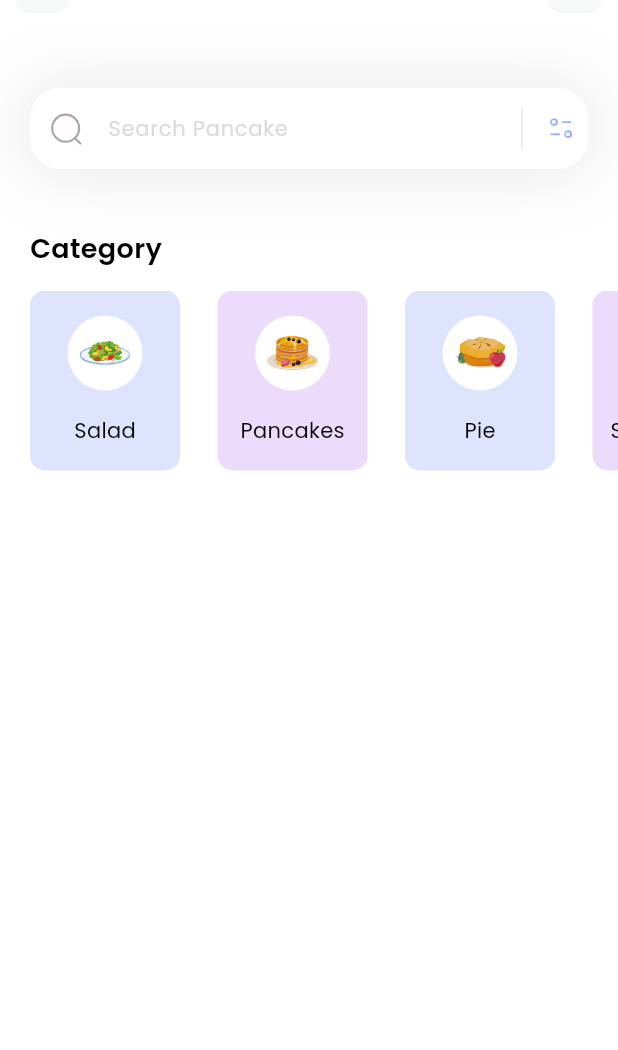
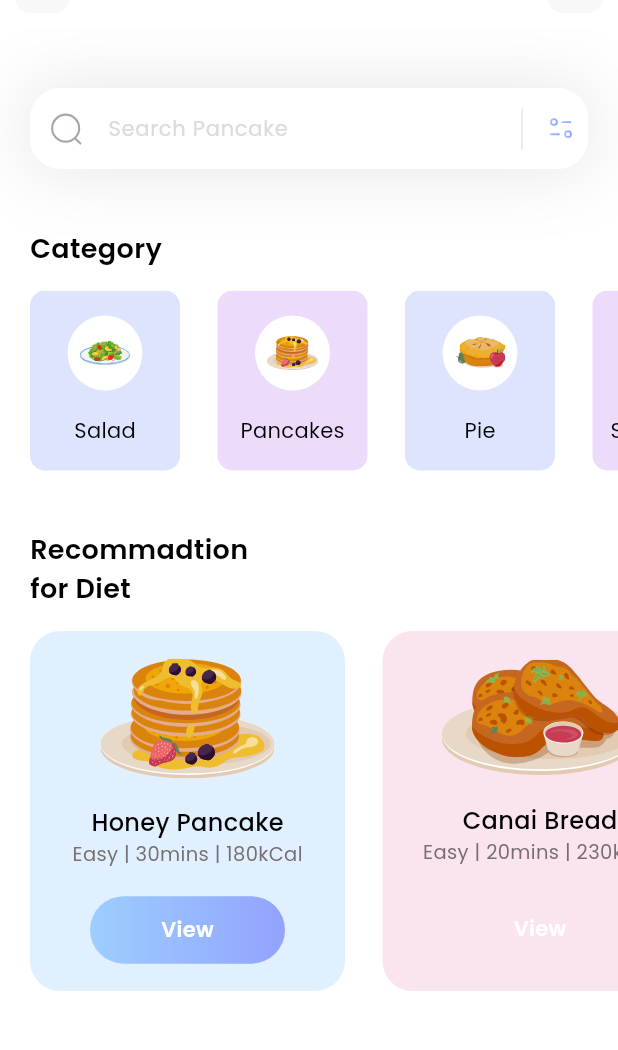
Before and after one commit to IrfanAlvi01/breakfast_flutter_app, a Flutter app: the screen it shows after launch, on a phone screen of 412 x 824 dp, the part 56-1106 px from its top. Run offline on Flutter 3.47's test engine with Material 3 defaults, Android fonts, the light colour scheme and no system bars; our stand-ins replace flutter_svg.

Commit message:
Created Diet section of the app

```diff
--- /dev/null
+++ b/lib/models/diet_model.dart
@@ -0,0 +1,51 @@
+import 'package:flutter/material.dart';
+
+class DietModel {
+  String name;
+  String iconPath;
+  String level;
+  String duration;
+  String calorie;
+  Color boxColor;
+  bool viewIsSelected;
+
+  DietModel({
+    required this.name,
+    required this.iconPath,
+    required this.level,
+    required this.duration,
+    required this.calorie,
+    required this.boxColor,
+    required this.viewIsSelected
+  });
+
+  static List < DietModel > getDiets() {
+    List < DietModel > diets = [];
+
+    diets.add(
+      DietModel(
+       name: 'Honey Pancake',
+       iconPath: 'assets/icons/honey-pancakes.svg',
+       level: 'Easy',
+       duration: '30mins',
+       calorie: '180kCal',
+       viewIsSelected: true,
+       boxColor: Color(0xff9DCEFF)
+      )
+    );
+
+    diets.add(
+      DietModel(
+       name: 'Canai Bread',
+       iconPath: 'assets/icons/canai-bread.svg',
+       level: 'Easy',
+       duration: '20mins',
+       calorie: '230kCal',
+       viewIsSelected: false,
+       boxColor: Color(0xffEEA4CE)
+      )
+    );
+
+    return diets;
+  }
+}
--- /dev/null
+++ b/lib/models/popular_model.dart
@@ -0,0 +1,45 @@
+class PopularDietsModel {
+  String name;
+  String iconPath;
+  String level;
+  String duration;
+  String calorie;
+  bool boxIsSelected;
+
+  PopularDietsModel({
+    required this.name,
+    required this.iconPath,
+    required this.level,
+    required this.duration,
+    required this.calorie,
+    required this.boxIsSelected
+  });
+
+  static List < PopularDietsModel > getPopularDiets() {
+    List < PopularDietsModel > popularDiets = [];
+
+    popularDiets.add(
+      PopularDietsModel(
+       name: 'Blueberry Pancake',
+       iconPath: 'assets/icons/blueberry-pancake.svg',
+       level: 'Medium',
+       duration: '30mins',
+       calorie: '230kCal',
+       boxIsSelected: true,
+      )
+    );
+
+    popularDiets.add(
+      PopularDietsModel(
+       name: 'Salmon Nigiri',
+       iconPath: 'assets/icons/salmon-nigiri.svg',
+       level: 'Easy',
+       duration: '20mins',
+       calorie: '120kCal',
+       boxIsSelected: false,
+      )
+    );
+
+    return popularDiets;
+  }
+}
--- a/lib/pages/home.dart
+++ b/lib/pages/home.dart
@@ -1,4 +1,5 @@
 import "package:breakfast_flutter_app/models/category_model.dart";
+import "package:breakfast_flutter_app/models/diet_model.dart";
 import "package:flutter/material.dart";
 import "package:flutter_svg/flutter_svg.dart";
 
@@ -11,14 +12,16 @@ class HomePage extends StatefulWidget {
 
 class _HomePageState extends State<HomePage> {
   List<CategoryModel> categories = [];
+  List<DietModel> diets = [];
 
-  void _getCategories() {
+  void _getInitialInfo() {
     categories = CategoryModel.getCategories();
+    diets = DietModel.getDiets();
   }
 
   @override
   Widget build(BuildContext context) {
-    _getCategories();
+    _getInitialInfo();
     return Scaffold(
       appBar: appBar(),
       backgroundColor: Colors.white,
@@ -29,7 +32,101 @@ class _HomePageState extends State<HomePage> {
           const SizedBox(
             height: 40,
           ),
-          _categoriesSection()
+          _categoriesSection(),
+          const SizedBox(
+            height: 40,
+          ),
+          Column(
+            crossAxisAlignment: CrossAxisAlignment.start,
+            children: [
+              Padding(
+                padding: const EdgeInsets.only(left: 20),
+                child: Text(
+                  "Recommadtion\nfor Diet",
+                  style: TextStyle(
+                    color: Colors.black,
+                    fontSize: 18,
+                    fontWeight: FontWeight.w600,
+                  ),
+                ),
+              ),
+              SizedBox(
+                height: 15,
+              ),
+              Container(
+                height: 240,
+                child: ListView.separated(
+                  itemBuilder: (context, index) {
+                    return Container(
+                      width: 210,
+                      decoration: BoxDecoration(
+                        color: diets[index].boxColor.withOpacity(0.3),
+                        borderRadius: BorderRadius.circular(20),
+                      ),
+                      child: Column(
+                          mainAxisAlignment: MainAxisAlignment.spaceEvenly,
+                          children: [
+                            SvgPicture.asset(diets[index].iconPath),
+                            Column(
+                              children: [
+                                Text(
+                                  diets[index].name,
+                                  style: TextStyle(
+                                    fontWeight: FontWeight.w500,
+                                    color: Colors.black,
+                                    fontSize: 16,
+                                  ),
+                                ),
+                                Text(
+                                  diets[index].level +
+                                      ' | ' +
+                                      diets[index].duration +
+                                      ' | ' +
+                                      diets[index].calorie,
+                                  style: TextStyle(
+                                    color: Color(0xff786F72),
+                                    fontSize: 13,
+                                    fontWeight: FontWeight.w400,
+                                  ),
+                                ),
+                              ],
+                            ),
+                            Container(
+                              height: 45,
+                              width: 130,
+                              child: Center(
+                                child: Text(
+                                  "View",
+                                  style: TextStyle(
+                                    color: Colors.white,
+                                    fontWeight: FontWeight.w600,
+                                  ),
+                                ),
+                              ),
+                              decoration: BoxDecoration(
+                                  gradient: LinearGradient(
+                                    colors: [
+                                      diets[index].viewIsSelected
+                                          ? Color(0xff9DCEFF)
+                                          : Colors.transparent,
+                                      diets[index].viewIsSelected
+                                          ? Color(0xff92A3FD)
+                                          : Colors.transparent,
+                                    ],
+                                  ),
+                                  borderRadius: BorderRadius.circular(50)),
+                            )
+                          ]),
+                    );
+                  },
+                  separatorBuilder: (context, index) => SizedBox(width: 25),
+                  itemCount: diets.length,
+                  scrollDirection: Axis.horizontal,
+                  padding: EdgeInsets.only(left: 20, right: 20),
+                ),
+              )
+            ],
+          )
         ],
       ),
     );
@@ -85,8 +182,7 @@ class _HomePageState extends State<HomePage> {
                         ),
                         child: Padding(
                           padding: const EdgeInsets.all(8.0),
-                              child: SvgPicture.asset(
-                                  categories[index].iconPath),
+                          child: SvgPicture.asset(categories[index].iconPath),
                         ),
                       ),
                       Text(
```
Lines whose indentation alone changed are shown as unchanged.
